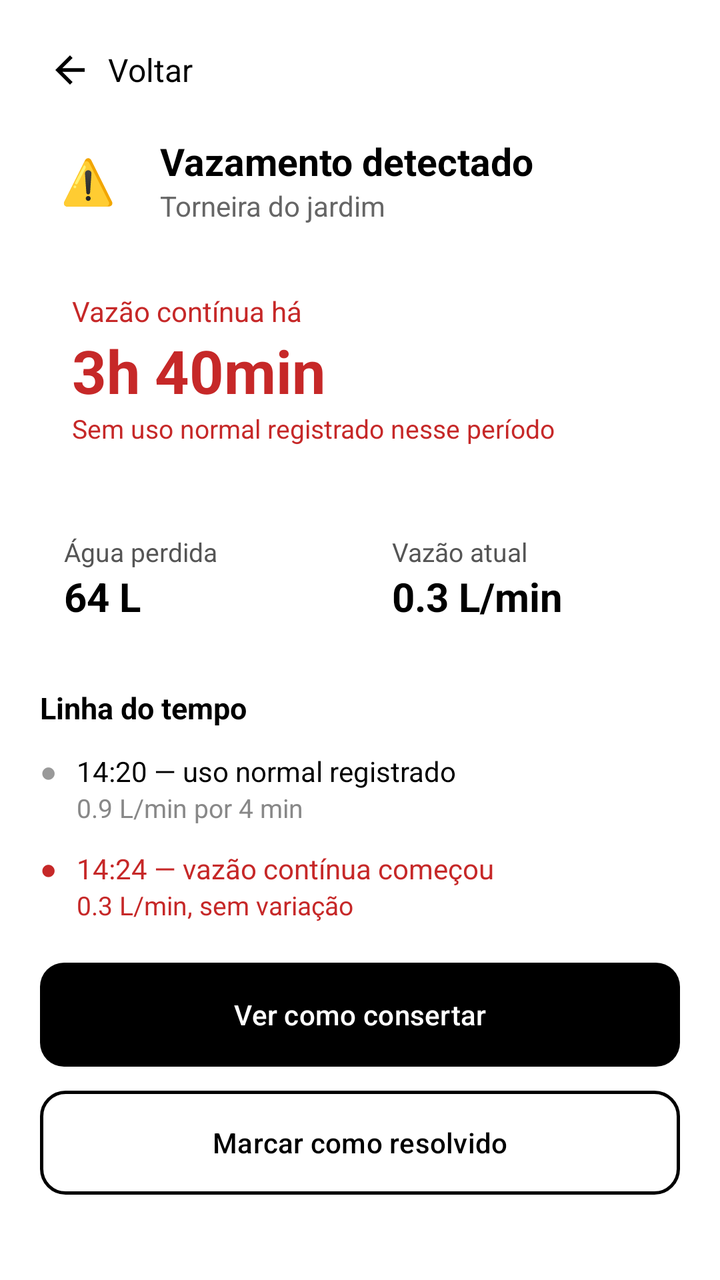
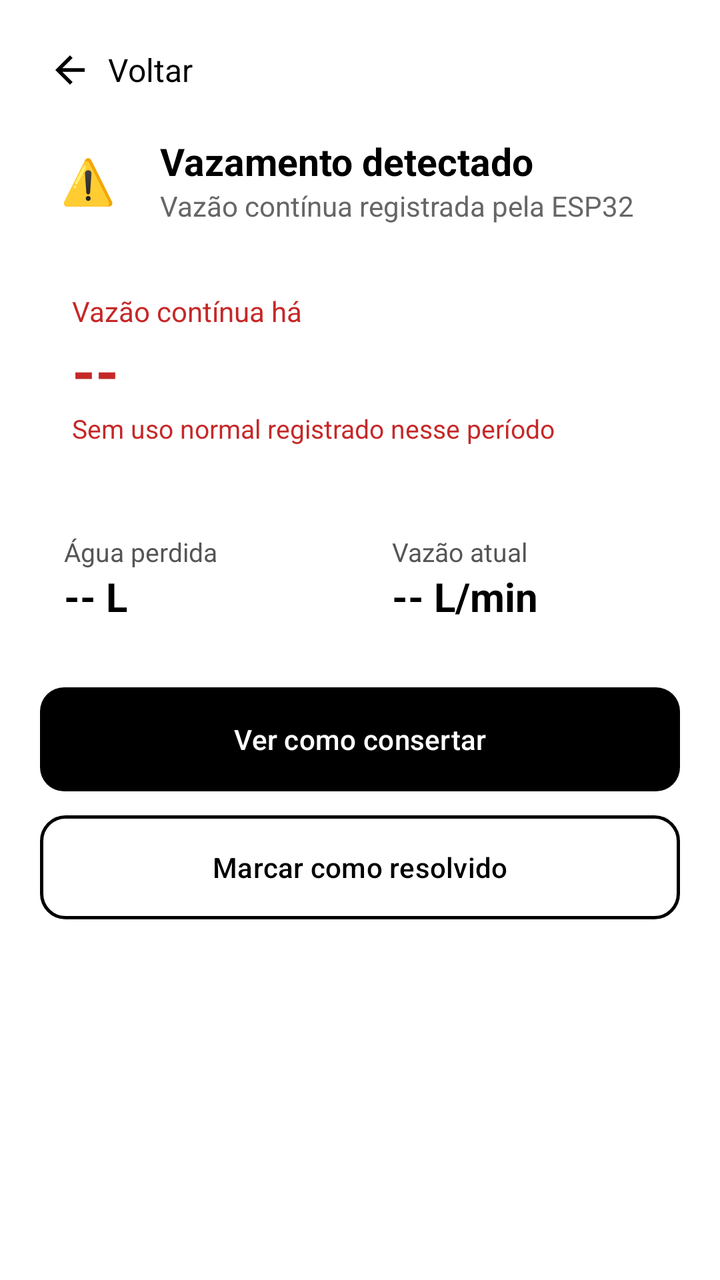

Two renders of the same Android screen: before a commit and after it. Below are the layout's source before the change and the commit's diff.
<!-- AndroidManifest.xml: application theme Theme.Bombadagua -->
<!-- res/layout/activity_vazamento.xml -->
<?xml version="1.0" encoding="utf-8"?>
<androidx.constraintlayout.widget.ConstraintLayout xmlns:android="http://schemas.android.com/apk/res/android"
    xmlns:app="http://schemas.android.com/apk/res-auto"
    xmlns:tools="http://schemas.android.com/tools"
    android:id="@+id/main"
    android:layout_width="match_parent"
    android:layout_height="match_parent"
    android:background="#FFFFFF"
    tools:context=".activities.VazamentoActivity">

    <ScrollView
        android:layout_width="0dp"
        android:layout_height="0dp"
        app:layout_constraintTop_toTopOf="parent"
        app:layout_constraintBottom_toBottomOf="parent"
        app:layout_constraintStart_toStartOf="parent"
        app:layout_constraintEnd_toEndOf="parent">

        <LinearLayout
            android:layout_width="match_parent"
            android:layout_height="wrap_content"
            android:orientation="vertical"
            android:padding="20dp">

            
            <LinearLayout
                android:id="@+id/btnVoltar"
                android:layout_width="wrap_content"
                android:layout_height="wrap_content"
                android:orientation="horizontal"
                android:gravity="center_vertical"
                android:clickable="true"
                android:focusable="true"
                android:background="?attr/selectableItemBackground"
                android:padding="4dp"
                android:layout_marginBottom="16dp">

                <ImageView
                    android:layout_width="22dp"
                    android:layout_height="22dp"
                    android:src="@drawable/ic_seta_voltar"
                    android:layout_marginEnd="8dp"/>

                <TextView
                    android:layout_width="wrap_content"
                    android:layout_height="wrap_content"
                    android:text="Voltar"
                    android:textSize="16sp"
                    android:textColor="#000000"/>
            </LinearLayout>

            
            <LinearLayout
                android:layout_width="match_parent"
                android:layout_height="wrap_content"
                android:orientation="horizontal"
                android:gravity="center_vertical"
                android:layout_marginBottom="16dp">

                <TextView
                    android:layout_width="48dp"
                    android:layout_height="48dp"
                    android:text="⚠️"
                    android:textSize="22sp"
                    android:gravity="center"
                    android:background="@drawable/bg_card_vermelho"/>

                <LinearLayout
                    android:layout_width="wrap_content"
                    android:layout_height="wrap_content"
                    android:orientation="vertical"
                    android:layout_marginStart="12dp">

                    <TextView
                        android:layout_width="wrap_content"
                        android:layout_height="wrap_content"
                        android:text="Vazamento detectado"
                        android:textSize="19sp"
                        android:textStyle="bold"
                        android:textColor="#000000"/>

                    <TextView
                        android:id="@+id/tvNomePonto"
                        android:layout_width="wrap_content"
                        android:layout_height="wrap_content"
                        android:text="Torneira do jardim"
                        android:textSize="14sp"
                        android:textColor="#666666"/>
                </LinearLayout>
            </LinearLayout>

            
            <LinearLayout
                android:layout_width="match_parent"
                android:layout_height="wrap_content"
                android:orientation="vertical"
                android:background="@drawable/bg_card_vermelho"
                android:padding="16dp"
                android:layout_marginBottom="16dp">

                <TextView
                    android:layout_width="wrap_content"
                    android:layout_height="wrap_content"
                    android:text="Vazão contínua há"
                    android:textColor="#C62828"
                    android:textSize="14sp"/>

                <TextView
                    android:id="@+id/tvDuracaoVazamento"
                    android:layout_width="wrap_content"
                    android:layout_height="wrap_content"
                    android:text="3h 40min"
                    android:textColor="#C62828"
                    android:textSize="30sp"
                    android:textStyle="bold"/>

                <TextView
                    android:layout_width="wrap_content"
                    android:layout_height="wrap_content"
                    android:text="Sem uso normal registrado nesse período"
                    android:textColor="#C62828"
                    android:textSize="13sp"/>
            </LinearLayout>

            
            <LinearLayout
                android:layout_width="match_parent"
                android:layout_height="wrap_content"
                android:orientation="horizontal"
                android:layout_marginBottom="20dp">

                <LinearLayout
                    android:layout_width="0dp"
                    android:layout_weight="1"
                    android:layout_height="wrap_content"
                    android:orientation="vertical"
                    android:background="@drawable/bg_card_cinza"
                    android:padding="12dp"
                    android:layout_marginEnd="8dp">

                    <TextView
                        android:layout_width="wrap_content"
                        android:layout_height="wrap_content"
                        android:text="Água perdida"
                        android:textColor="#555555"
                        android:textSize="13sp"/>

                    <TextView
                        android:id="@+id/tvAguaPerdida"
                        android:layout_width="wrap_content"
                        android:layout_height="wrap_content"
                        android:text="64 L"
                        android:textSize="20sp"
                        android:textColor="#000000"
                        android:textStyle="bold"/>
                </LinearLayout>

                <LinearLayout
                    android:layout_width="0dp"
                    android:layout_weight="1"
                    android:layout_height="wrap_content"
                    android:orientation="vertical"
                    android:background="@drawable/bg_card_cinza"
                    android:padding="12dp">

                    <TextView
                        android:layout_width="wrap_content"
                        android:layout_height="wrap_content"
                        android:text="Vazão atual"
                        android:textColor="#555555"
                        android:textSize="13sp"/>

                    <TextView
                        android:id="@+id/tvVazaoAtualDetalhe"
                        android:layout_width="wrap_content"
                        android:layout_height="wrap_content"
                        android:text="0.3 L/min"
                        android:textSize="20sp"
                        android:textColor="#000000"
                        android:textStyle="bold"/>
                </LinearLayout>
            </LinearLayout>

            
            <TextView
                android:layout_width="wrap_content"
                android:layout_height="wrap_content"
                android:text="Linha do tempo"
                android:textStyle="bold"
                android:textColor="#000000"
                android:textSize="15sp"
                android:layout_marginBottom="12dp"/>

            
            <LinearLayout
                android:layout_width="match_parent"
                android:layout_height="wrap_content"
                android:orientation="horizontal"
                android:layout_marginBottom="12dp">

                <TextView
                    android:layout_width="wrap_content"
                    android:layout_height="wrap_content"
                    android:text="●"
                    android:textColor="#999999"
                    android:textSize="14sp"
                    android:layout_marginEnd="10dp"/>

                <LinearLayout
                    android:layout_width="wrap_content"
                    android:layout_height="wrap_content"
                    android:orientation="vertical">

                    <TextView
                        android:layout_width="wrap_content"
                        android:layout_height="wrap_content"
                        android:text="14:20 — uso normal registrado"
                        android:textColor="#000000"
                        android:textSize="14sp"/>

                    <TextView
                        android:layout_width="wrap_content"
                        android:layout_height="wrap_content"
                        android:text="0.9 L/min por 4 min"
                        android:textColor="#888888"
                        android:textSize="13sp"/>
                </LinearLayout>
            </LinearLayout>

            
            <LinearLayout
                android:layout_width="match_parent"
                android:layout_height="wrap_content"
                android:orientation="horizontal"
                android:layout_marginBottom="20dp">

                <TextView
                    android:layout_width="wrap_content"
                    android:layout_height="wrap_content"
                    android:text="●"
                    android:textColor="#C62828"
                    android:textSize="14sp"
                    android:layout_marginEnd="10dp"/>

                <LinearLayout
                    android:layout_width="wrap_content"
                    android:layout_height="wrap_content"
                    android:orientation="vertical">

                    <TextView
                        android:layout_width="wrap_content"
                        android:layout_height="wrap_content"
                        android:text="14:24 — vazão contínua começou"
                        android:textColor="#C62828"
                        android:textSize="14sp"/>

                    <TextView
                        android:layout_width="wrap_content"
                        android:layout_height="wrap_content"
                        android:text="0.3 L/min, sem variação"
                        android:textColor="#C62828"
                        android:textSize="13sp"/>
                </LinearLayout>
            </LinearLayout>

            
            <Button
                android:id="@+id/btnVerComoConsertar"
                android:layout_width="match_parent"
                android:layout_height="52dp"
                android:text="Ver como consertar"
                android:background="@drawable/bg_botao_preto"
                app:backgroundTint="@null"
                android:insetTop="0dp"
                android:insetBottom="0dp"
                android:textColor="#FFFFFF"
                android:textAllCaps="false"
                android:layout_marginBottom="12dp"/>

            <Button
                android:id="@+id/btnMarcarResolvido"
                android:layout_width="match_parent"
                android:layout_height="52dp"
                android:text="Marcar como resolvido"
                android:background="@drawable/bg_botao_borda"
                app:backgroundTint="@null"
                android:insetTop="0dp"
                android:insetBottom="0dp"
                android:textColor="#000000"
                android:textAllCaps="false"/>

        </LinearLayout>
    </ScrollView>

</androidx.constraintlayout.widget.ConstraintLayout>
<!-- resources referenced by this layout -->
<resources>
  <!-- drawable bg_botao_borda (drawable) -->
  <?xml version="1.0" encoding="utf-8"?>
  <shape xmlns:android="http://schemas.android.com/apk/res/android">
      <solid android:color="#FFFFFF"/>
      <stroke android:width="1.5dp" android:color="#000000"/>
      <corners android:radius="12dp"/>
  </shape>
  <!-- drawable bg_botao_preto (drawable) -->
  <?xml version="1.0" encoding="utf-8"?>
  <shape xmlns:android="http://schemas.android.com/apk/res/android">
      <solid android:color="#000000"/>
      <corners android:radius="12dp"/>
  </shape>
  <!-- drawable bg_card_cinza (drawable) -->
  <?xml version="1.0" encoding="utf-8"?>
  <selector xmlns:android="http://schemas.android.com/apk/res/android">
  
  </selector>
  <!-- drawable bg_card_vermelho (drawable) -->
  <?xml version="1.0" encoding="utf-8"?>
  <selector xmlns:android="http://schemas.android.com/apk/res/android">
  
  </selector>
  <!-- drawable ic_seta_voltar (drawable) -->
  <?xml version="1.0" encoding="utf-8"?>
  <vector xmlns:android="http://schemas.android.com/apk/res/android"
      android:width="24dp"
      android:height="24dp"
      android:viewportWidth="24"
      android:viewportHeight="24"
      android:tint="#000000">
      <path
          android:fillColor="@android:color/white"
          android:pathData="M20,11H7.83l5.59,-5.59L12,4l-8,8 8,8 1.41,-1.41L7.83,13H20v-2z"/>
  </vector>
  <style name="Theme.Bombadagua" parent="Base.Theme.Bombadagua" />
  <style name="Base.Theme.Bombadagua" parent="Theme.Material3.DayNight.NoActionBar">
          
          
      </style>
</resources>

<!-- the commit's change to res/layout/activity_vazamento.xml (unified diff, before → after) -->
@@ -80,10 +80,9 @@
                         android:textColor="#000000"/>
 
                     <TextView
-                        android:id="@+id/tvNomePonto"
-                        android:layout_width="wrap_content"
-                        android:layout_height="wrap_content"
-                        android:text="Torneira do jardim"
+                        android:layout_width="wrap_content"
+                        android:layout_height="wrap_content"
+                        android:text="Vazão contínua registrada pela ESP32"
                         android:textSize="14sp"
                         android:textColor="#666666"/>
                 </LinearLayout>
@@ -109,7 +108,7 @@
                     android:id="@+id/tvDuracaoVazamento"
                     android:layout_width="wrap_content"
                     android:layout_height="wrap_content"
-                    android:text="3h 40min"
+                    android:text="--"
                     android:textColor="#C62828"
                     android:textSize="30sp"
                     android:textStyle="bold"/>
@@ -149,7 +148,7 @@
                         android:id="@+id/tvAguaPerdida"
                         android:layout_width="wrap_content"
                         android:layout_height="wrap_content"
-                        android:text="64 L"
+                        android:text="-- L"
                         android:textSize="20sp"
                         android:textColor="#000000"
                         android:textStyle="bold"/>
@@ -174,92 +173,10 @@
                         android:id="@+id/tvVazaoAtualDetalhe"
                         android:layout_width="wrap_content"
                         android:layout_height="wrap_content"
-                        android:text="0.3 L/min"
+                        android:text="-- L/min"
                         android:textSize="20sp"
                         android:textColor="#000000"
                         android:textStyle="bold"/>
-                </LinearLayout>
-            </LinearLayout>
-
-            
-            <TextView
-                android:layout_width="wrap_content"
-                android:layout_height="wrap_content"
-                android:text="Linha do tempo"
-                android:textStyle="bold"
-                android:textColor="#000000"
-                android:textSize="15sp"
-                android:layout_marginBottom="12dp"/>
-
-            
-            <LinearLayout
-                android:layout_width="match_parent"
-                android:layout_height="wrap_content"
-                android:orientation="horizontal"
-                android:layout_marginBottom="12dp">
-
-                <TextView
-                    android:layout_width="wrap_content"
-                    android:layout_height="wrap_content"
-                    android:text="●"
-                    android:textColor="#999999"
-                    android:textSize="14sp"
-                    android:layout_marginEnd="10dp"/>
-
-                <LinearLayout
-                    android:layout_width="wrap_content"
-                    android:layout_height="wrap_content"
-                    android:orientation="vertical">
-
-                    <TextView
-                        android:layout_width="wrap_content"
-                        android:layout_height="wrap_content"
-                        android:text="14:20 — uso normal registrado"
-                        android:textColor="#000000"
-                        android:textSize="14sp"/>
-
-                    <TextView
-                        android:layout_width="wrap_content"
-                        android:layout_height="wrap_content"
-                        android:text="0.9 L/min por 4 min"
-                        android:textColor="#888888"
-                        android:textSize="13sp"/>
-                </LinearLayout>
-            </LinearLayout>
-
-            
-            <LinearLayout
-                android:layout_width="match_parent"
-                android:layout_height="wrap_content"
-                android:orientation="horizontal"
-                android:layout_marginBottom="20dp">
-
-                <TextView
-                    android:layout_width="wrap_content"
-                    android:layout_height="wrap_content"
-                    android:text="●"
-                    android:textColor="#C62828"
-                    android:textSize="14sp"
-                    android:layout_marginEnd="10dp"/>
-
-                <LinearLayout
-                    android:layout_width="wrap_content"
-                    android:layout_height="wrap_content"
-                    android:orientation="vertical">
-
-                    <TextView
-                        android:layout_width="wrap_content"
-                        android:layout_height="wrap_content"
-                        android:text="14:24 — vazão contínua começou"
-                        android:textColor="#C62828"
-                        android:textSize="14sp"/>
-
-                    <TextView
-                        android:layout_width="wrap_content"
-                        android:layout_height="wrap_content"
-                        android:text="0.3 L/min, sem variação"
-                        android:textColor="#C62828"
-                        android:textSize="13sp"/>
                 </LinearLayout>
             </LinearLayout>
 
